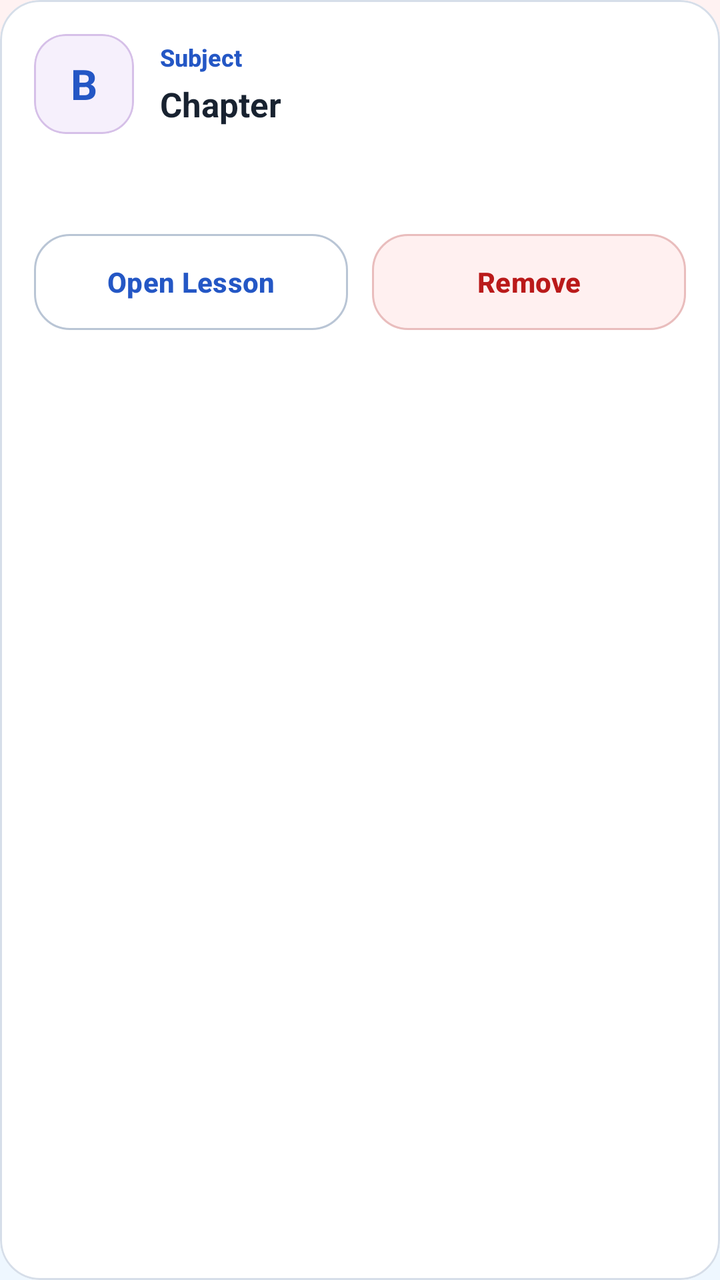
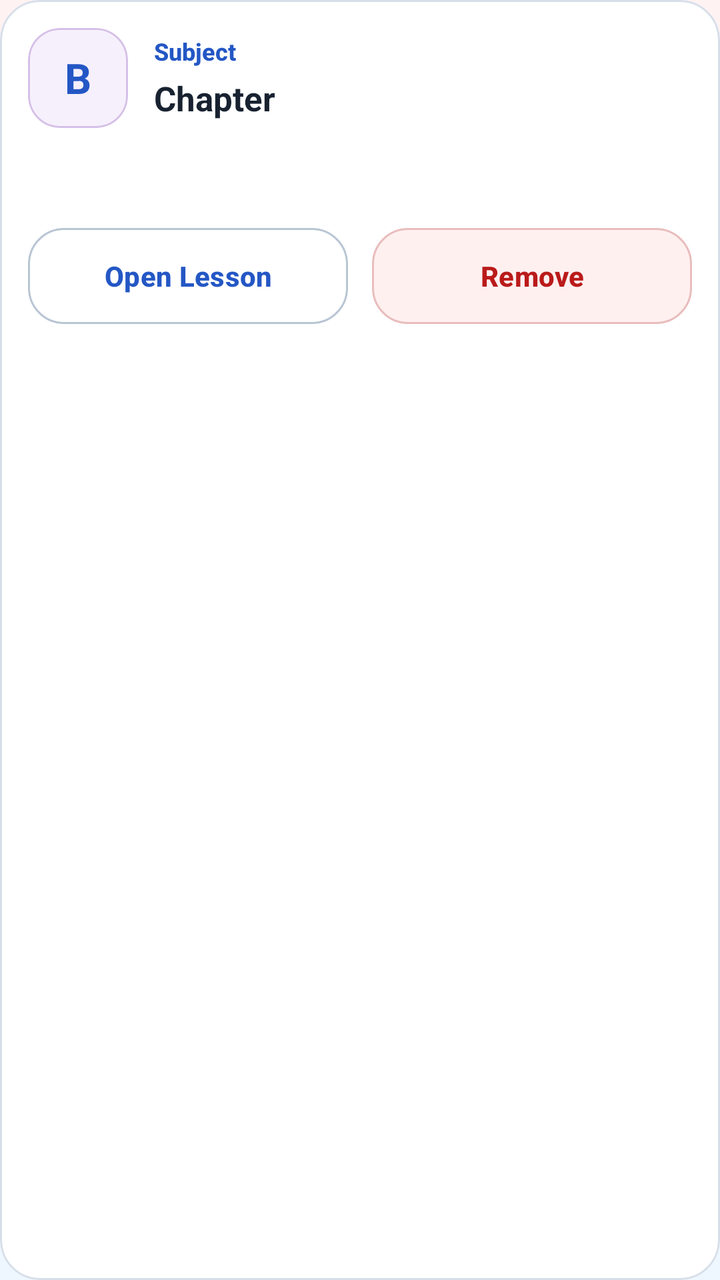

Two renders of the same Android screen: before a commit and after it. Below are the layout's source before the change and the commit's diff.
<!-- AndroidManifest.xml: application theme Theme.StudySaathi -->
<!-- res/layout/item_bookmark.xml -->
<?xml version="1.0" encoding="utf-8"?>
<com.google.android.material.card.MaterialCardView xmlns:android="http://schemas.android.com/apk/res/android"
    xmlns:app="http://schemas.android.com/apk/res-auto"
    android:layout_width="match_parent"
    android:layout_height="wrap_content"
    android:layout_marginBottom="13dp"
    android:clickable="true"
    android:focusable="true"
    android:foreground="?attr/selectableItemBackground"
    app:cardBackgroundColor="@color/ss_surface"
    app:cardCornerRadius="20dp"
    app:cardElevation="0dp"
    app:strokeColor="@color/ss_outline"
    app:strokeWidth="1dp">

    <LinearLayout
        android:layout_width="match_parent"
        android:layout_height="wrap_content"
        android:orientation="vertical"
        android:padding="17dp">

        <LinearLayout
            android:layout_width="match_parent"
            android:layout_height="wrap_content"
            android:gravity="center_vertical"
            android:orientation="horizontal">

            <com.google.android.material.card.MaterialCardView
                android:layout_width="50dp"
                android:layout_height="50dp"
                app:cardBackgroundColor="@color/ss_purple_soft"
                app:cardCornerRadius="16dp"
                app:cardElevation="0dp"
                app:strokeColor="@color/ss_purple_border"
                app:strokeWidth="1dp">

                <TextView
                    android:layout_width="match_parent"
                    android:layout_height="match_parent"
                    android:fontFamily="sans-serif-rounded"
                    android:gravity="center"
                    android:text="B"
                    android:textColor="@color/ss_primary"
                    android:textSize="21sp"
                    android:textStyle="bold" />

            </com.google.android.material.card.MaterialCardView>

            <LinearLayout
                android:layout_width="0dp"
                android:layout_height="wrap_content"
                android:layout_marginStart="13dp"
                android:layout_weight="1"
                android:orientation="vertical">

                <TextView
                    android:id="@+id/textBookmarkSubject"
                    android:layout_width="match_parent"
                    android:layout_height="wrap_content"
                    android:fontFamily="sans-serif-medium"
                    android:text="Subject"
                    android:textColor="@color/ss_primary"
                    android:textSize="12sp"
                    android:textStyle="bold" />

                <TextView
                    android:id="@+id/textBookmarkChapter"
                    android:layout_width="match_parent"
                    android:layout_height="wrap_content"
                    android:layout_marginTop="4dp"
                    android:fontFamily="sans-serif-rounded"
                    android:text="Chapter"
                    android:textColor="@color/ss_text_primary"
                    android:textSize="17sp"
                    android:textStyle="bold" />

            </LinearLayout>

        </LinearLayout>

        <TextView
            android:id="@+id/textBookmarkDescription"
            android:layout_width="match_parent"
            android:layout_height="wrap_content"
            android:layout_marginTop="13dp"
            android:ellipsize="end"
            android:fontFamily="sans-serif"
            android:lineSpacingExtra="3dp"
            android:maxLines="4"
            android:textColor="@color/ss_text_secondary"
            android:textSize="14sp" />

        <LinearLayout
            android:layout_width="match_parent"
            android:layout_height="wrap_content"
            android:layout_marginTop="14dp"
            android:orientation="horizontal">

            <com.google.android.material.button.MaterialButton
                android:id="@+id/buttonOpenBookmark"
                style="@style/Widget.StudySaathi.Button.Outlined"
                android:layout_width="0dp"
                android:layout_height="wrap_content"
                android:layout_marginEnd="6dp"
                android:layout_weight="1"
                android:text="@string/bookmarks_open_lesson"
                android:textAllCaps="false" />

            <com.google.android.material.button.MaterialButton
                android:id="@+id/buttonRemoveBookmark"
                style="@style/Widget.StudySaathi.Button.Outlined"
                android:layout_width="0dp"
                android:layout_height="wrap_content"
                android:layout_marginStart="6dp"
                android:layout_weight="1"
                android:text="@string/bookmarks_remove_button"
                android:textAllCaps="false"
                android:textColor="@color/ss_error"
                app:backgroundTint="@color/ss_red_soft"
                app:strokeColor="@color/ss_red_border" />

        </LinearLayout>

    </LinearLayout>

</com.google.android.material.card.MaterialCardView>
<!-- resources referenced by this layout -->
<resources>
  <color name="ss_error">#BA1A1A</color>
  <color name="ss_outline">#D6DEE9</color>
  <color name="ss_primary">#2457C5</color>
  <color name="ss_purple_border">#D6C0E8</color>
  <color name="ss_purple_soft">#F6F0FC</color>
  <color name="ss_red_border">#E9BDBD</color>
  <color name="ss_red_soft">#FFF0F0</color>
  <color name="ss_surface">#FFFFFF</color>
  <color name="ss_text_primary">#182230</color>
  <color name="ss_text_secondary">#566273</color>
  <string name="bookmarks_open_lesson">
          Open Lesson
      </string>
  <string name="bookmarks_remove_button">
          Remove
      </string>
  <style name="Widget.StudySaathi.Button.Outlined" parent="Widget.Material3.Button.OutlinedButton">
          <item name="cornerRadius">18dp</item>
          <item name="android:minHeight">56dp</item>
          <item name="android:textStyle">bold</item>
          <item name="strokeColor">@color/ss_outline_strong</item>
          <item name="android:textColor">@color/ss_primary</item>
      </style>
  <color name="ss_outline_strong">#B9C5D5</color>
  <color name="ss_on_primary">#FFFFFF</color>
  <color name="ss_blue_soft">#EAF2FF</color>
  <color name="ss_primary_dark">#173F99</color>
  <color name="ss_secondary">#087F8C</color>
  <color name="ss_on_secondary">#FFFFFF</color>
  <color name="ss_teal_soft">#EAF8F8</color>
  <color name="ss_tertiary">#8A5A00</color>
  <color name="ss_on_tertiary">#FFFFFF</color>
  <color name="ss_yellow_soft">#FFF8E8</color>
  <color name="ss_background">#F7F9FC</color>
  <color name="ss_surface_soft">#F0F4FA</color>
  <color name="white">#FFFFFFFF</color>
  <!-- drawable bg_app_soft_mix (drawable) -->
  <?xml version="1.0" encoding="utf-8"?>
  <shape xmlns:android="http://schemas.android.com/apk/res/android"
      android:shape="rectangle">
  
      <gradient
          android:angle="270"
          android:centerColor="#F2FBF3"
          android:endColor="#EEF7FF"
          android:startColor="#FFF2F2"
          android:type="linear" />
  
  </shape>
  <!-- unchanged entries left out for length: 1 -->
</resources>

<!-- the commit's change to res/layout/item_bookmark.xml (unified diff, before → after) -->
@@ -17,7 +17,7 @@
         android:layout_width="match_parent"
         android:layout_height="wrap_content"
         android:orientation="vertical"
-        android:padding="17dp">
+        android:padding="14dp">
 
         <LinearLayout
             android:layout_width="match_parent"
